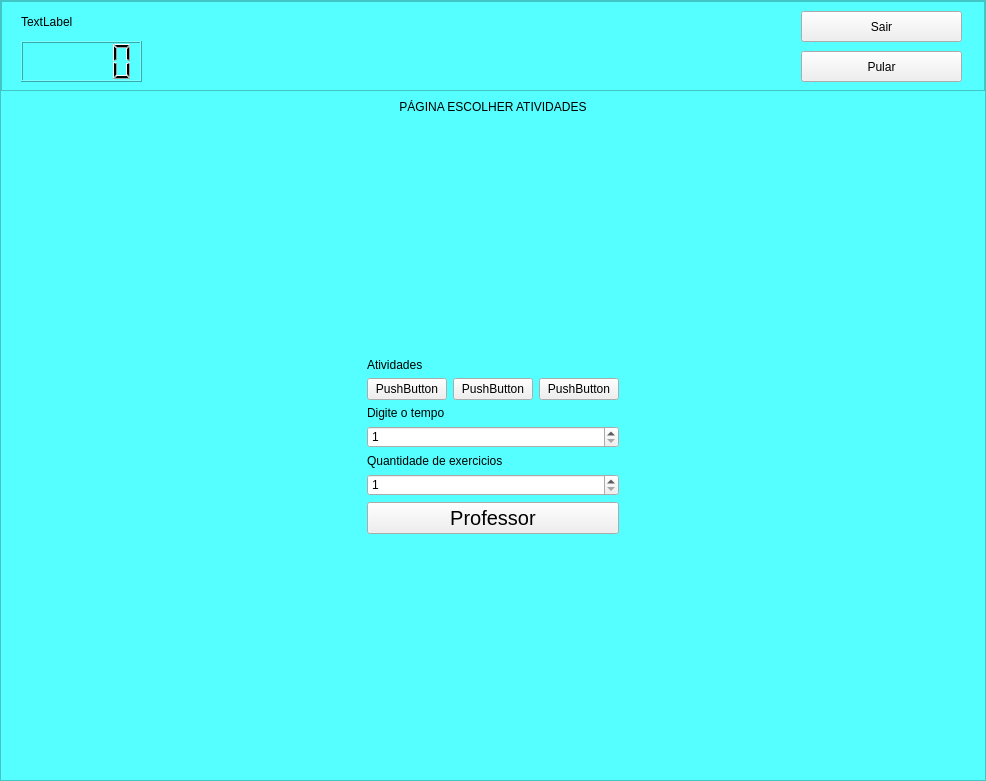
Above: App/Desenvolvimento/src/main/python/mainUi.ui from wesleyrodrigues/TCC before the change. Below: the same form after it.
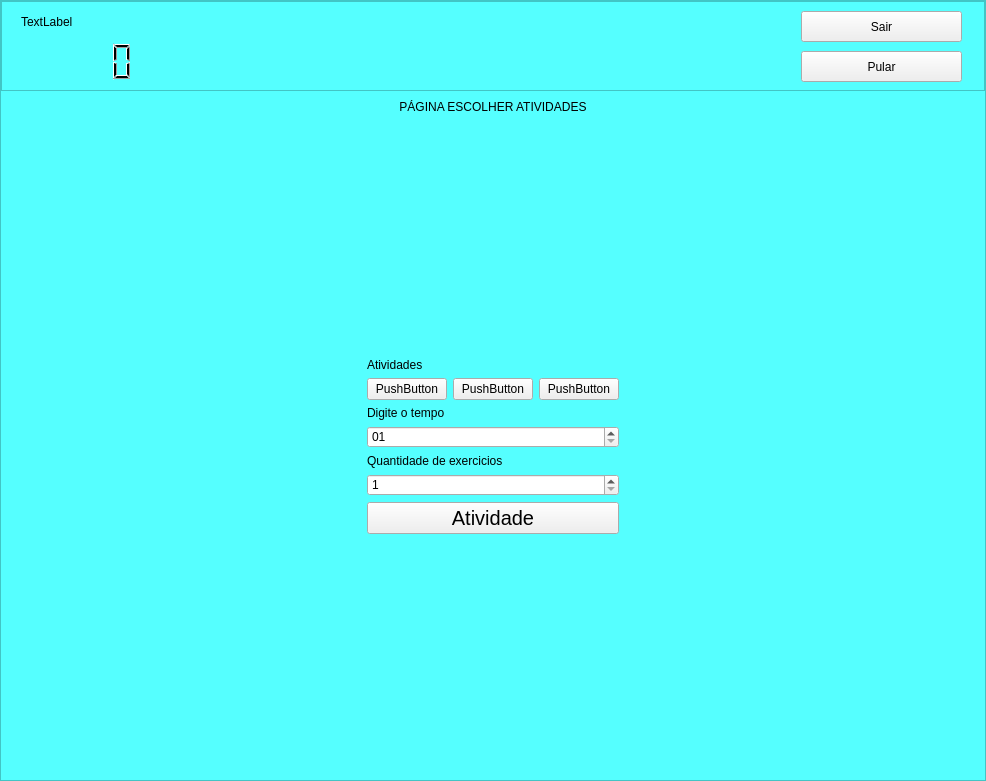
That is the form after the change. The open tabs and pages were chosen to show the change. Icons and pictures are not drawn.

What changed in the file:
```diff
--- a/App/Desenvolvimento/src/main/python/mainUi.ui
+++ b/App/Desenvolvimento/src/main/python/mainUi.ui
@@ -91,6 +91,27 @@
             <height>41</height>
            </rect>
           </property>
+          <property name="contextMenuPolicy">
+           <enum>Qt::NoContextMenu</enum>
+          </property>
+          <property name="frameShape">
+           <enum>QFrame::NoFrame</enum>
+          </property>
+          <property name="midLineWidth">
+           <number>0</number>
+          </property>
+          <property name="smallDecimalPoint">
+           <bool>false</bool>
+          </property>
+          <property name="segmentStyle">
+           <enum>QLCDNumber::Filled</enum>
+          </property>
+          <property name="value" stdset="0">
+           <double>0.000000000000000</double>
+          </property>
+          <property name="intValue" stdset="0">
+           <number>0</number>
+          </property>
          </widget>
          <widget class="QPushButton" name="btn_voltar_tela_inicial">
           <property name="geometry">
@@ -1150,9 +1171,23 @@
                     </widget>
                    </item>
                    <item>
-                    <widget class="QSpinBox" name="spinBox">
-                     <property name="minimum">
-                      <number>1</number>
+                    <widget class="QTimeEdit" name="timeEdit">
+                     <property name="maximumTime">
+                      <time>
+                       <hour>0</hour>
+                       <minute>59</minute>
+                       <second>59</second>
+                      </time>
+                     </property>
+                     <property name="minimumTime">
+                      <time>
+                       <hour>0</hour>
+                       <minute>1</minute>
+                       <second>0</second>
+                      </time>
+                     </property>
+                     <property name="displayFormat">
+                      <string>mm</string>
                      </property>
                     </widget>
                    </item>
@@ -1186,7 +1221,7 @@
                       </font>
                      </property>
                      <property name="text">
-                      <string>Professor</string>
+                      <string>Atividade</string>
                      </property>
                     </widget>
                    </item>
```
Left out of the diff: 49 changed lines with no effect on the pictures.
